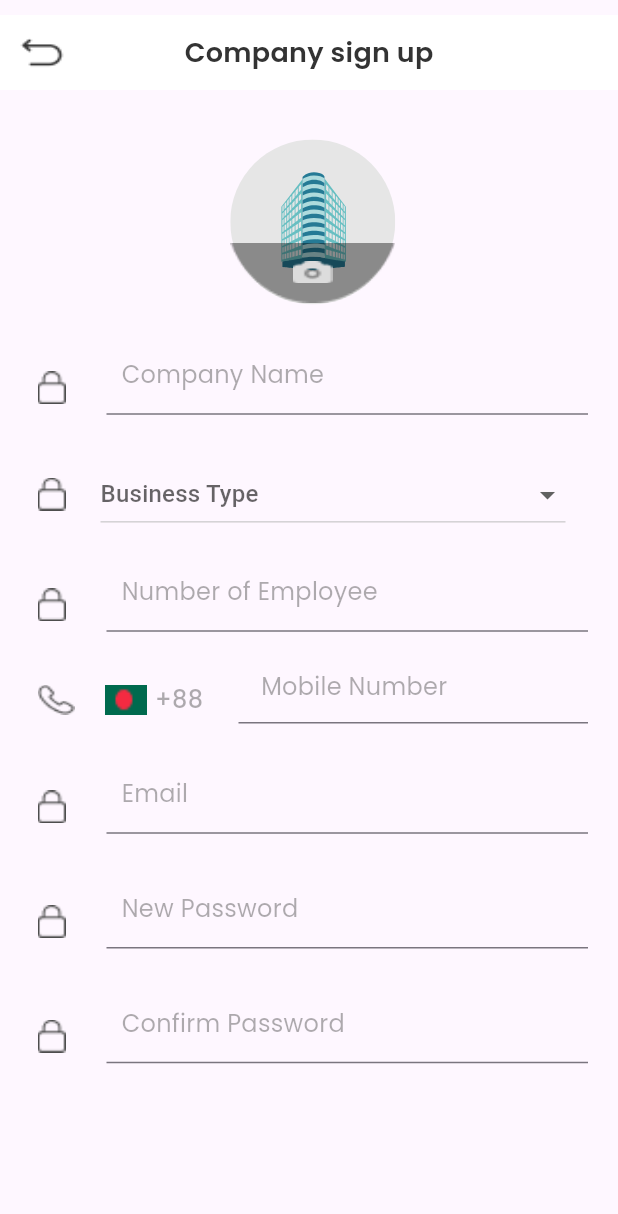
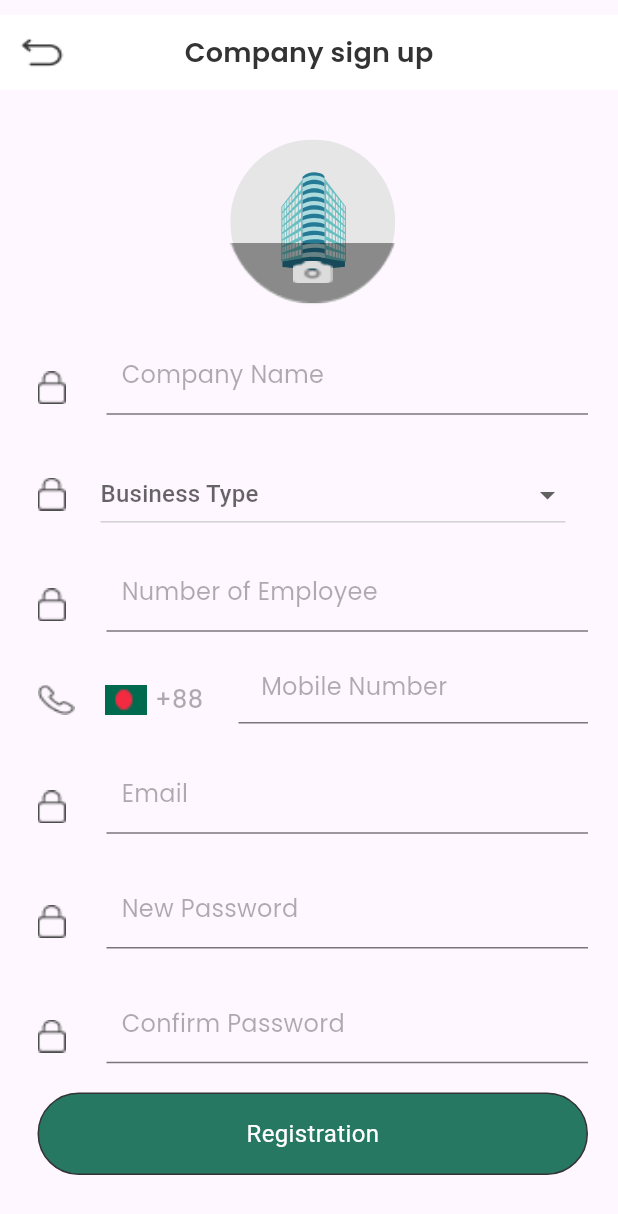
Before and after one commit to jibika52/jibika_plexus, a Flutter app: the screen it shows after launch, on a phone screen of 412 x 824 dp. Shown: the top 1214 px of the screen. Run offline on Flutter 3.47's test engine with Material 3 defaults, Android fonts, the phone set to English and light mode, and no system bars; our stand-ins replace country_picker, flutter_svg, google_fonts, marquee, pinput.

Commit message:
Registration done 60 %

```diff
--- a/lib/View/Auth/CompanyRegistrationFormScreen/company_registration_form_screen.dart
+++ b/lib/View/Auth/CompanyRegistrationFormScreen/company_registration_form_screen.dart
@@ -3,6 +3,7 @@ import 'package:flutter/material.dart';
 import 'package:flutter_svg/svg.dart';
 import 'package:google_fonts/google_fonts.dart';
 import 'package:jibika_plexus/CustomWidget/CustomAppBar/CustomDefaultAppBar/custom_default_app_bar.dart';
+import 'package:jibika_plexus/CustomWidget/CustomButton/custom_button.dart';
 import 'package:jibika_plexus/CustomWidget/CustomImage/custom_image.dart';
 import 'package:jibika_plexus/CustomWidget/CustomText/custom_text.dart';
 import 'package:jibika_plexus/Utils/constants.dart';
@@ -276,7 +277,10 @@ class _CompanyRegistrationScreenState extends State<CompanyRegistrationScreen> {
 
               SizedBox(height:h*0.02),
               JibikaCustomTextFromField(controller: _passwordController, height: 60, img: "Assets/Icons/lock.png", hinttext: "Confirm Password", keyboardType: TextInputType.text, obscureText: false),
+              SizedBox(height:h*0.02),
+              CustomButton(onTap: () {
 
+              }, text: "Registration", button_text_fontSize: 16, button_height: 55, custom_button_collor: CustomButtomColor, button_text_color: Colors.white, borderRadius: 50)
 
             ],
           ),
```
